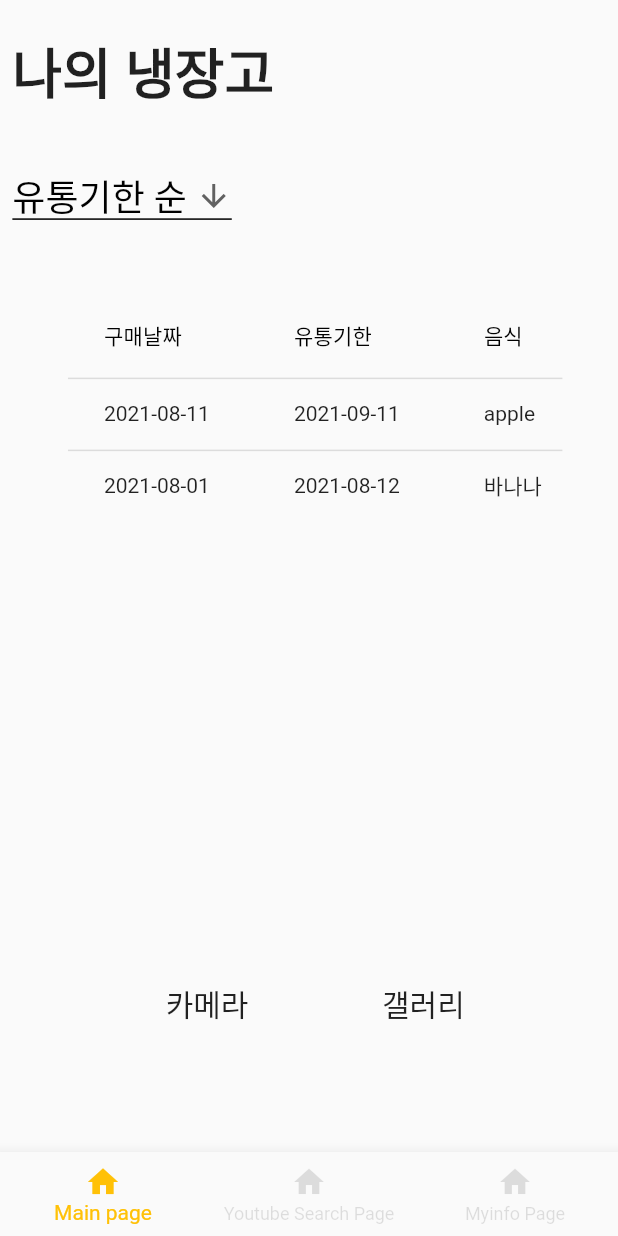
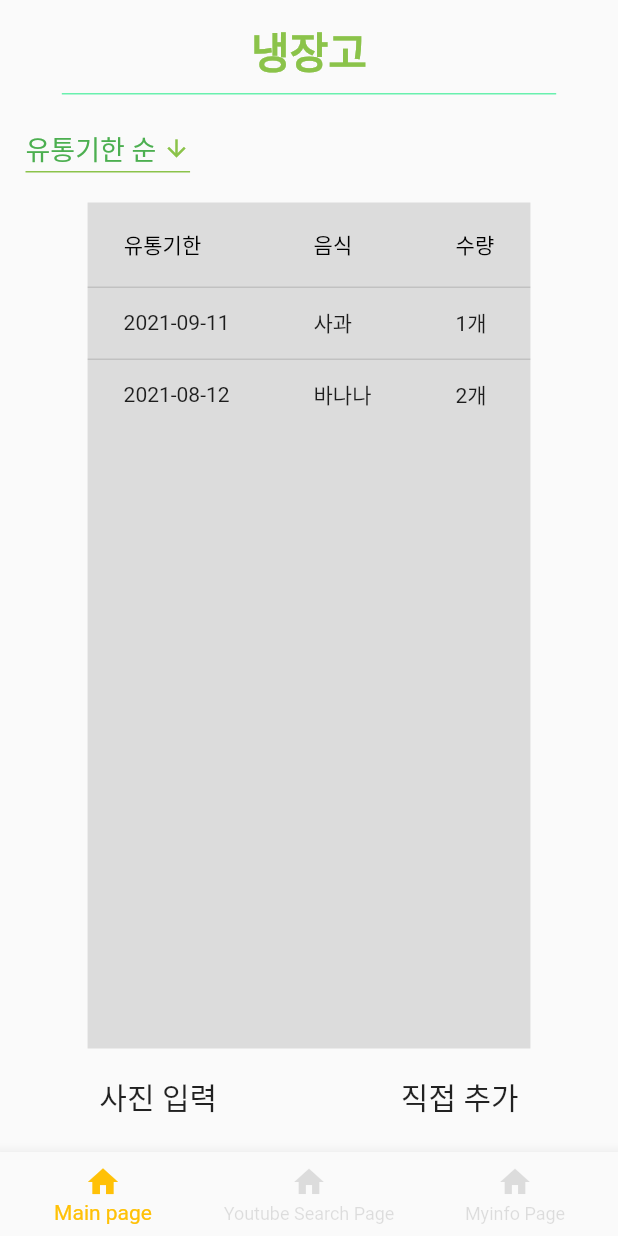
Before and after one commit to smartcow99/Refrigerator-application-incorporating-AI-computer-vision, a Flutter app: the screen it shows after launch, on a phone screen of 412 x 824 dp. Run offline on Flutter 3.47's test engine with Material 2 defaults, Android fonts, the phone set to English and light mode, and no system bars; our stand-ins replace image_picker, permission_handler, youtube_player_flutter.

Commit message:
디자인 수정, 직접 추가 기능 구현 중

```diff
--- a/lib/my_main.dart
+++ b/lib/my_main.dart
@@ -1,4 +1,5 @@
 import 'dart:io';
+import 'dart:math';
 
 import 'package:permission_handler/permission_handler.dart';
 import 'package:flutter/cupertino.dart';
@@ -27,6 +28,34 @@ class MyMain extends StatefulWidget {
   _MyMainState createState() => _MyMainState();
 }
 
+class Inside {
+  var expirationDate;
+  String product;
+  var productNum;
+
+  Inside({this.expirationDate, this.product, this.productNum});
+
+  static List<Inside> getInside() {
+    return <Inside>[
+      Inside(
+        expirationDate: DateTime.now(),
+        product: 'apple',
+        productNum: Random(5),
+      ),
+      Inside(
+        expirationDate: DateTime.now(),
+        product: 'banana',
+        productNum: Random(5),
+      ),
+      Inside(
+        expirationDate: DateTime.now(),
+        product: 'orange',
+        productNum: Random(5),
+      ),
+    ];
+  }
+}
+
 class _MyMainState extends State<MyMain> {
   late File _image;
   final picker = ImagePicker();
@@ -51,41 +80,48 @@ class _MyMainState extends State<MyMain> {
     return Container(
       height: _height,
       width: _width,
-      padding: EdgeInsets.only(left: _width * 0.02),
+      padding: EdgeInsets.all(5),
       child: Column(
-        // mainAxisAlignment: MainAxisAlignment.center,
+        mainAxisAlignment: MainAxisAlignment.spaceAround,
         // crossAxisAlignment: CrossAxisAlignment.center,
         children: [
-          Container(
-            height: _height * 0.025,
-          ),
-          Container(
-            alignment: Alignment.centerLeft,
+          Padding(
+            padding: const EdgeInsets.all(8.0),
+            child: Container(
               child: Text(
-              '나의 냉장고',
+                '냉장고',
                 style: TextStyle(
                   fontWeight: FontWeight.bold,
-                fontSize: 36,
+                  color: Colors.lightGreen,
+                  fontSize: 28,
+                ),
               ),
             ),
           ),
           Container(
-            height: _height * 0.04,
+            height: 1,
+            width: _width * 0.8,
+            color: Colors.greenAccent,
           ),
-          Container(
+          Padding(
+            padding: const EdgeInsets.all(12.0),
+            child: Container(
               alignment: Alignment.centerLeft,
               child: DropdownButton<String>(
                 value: _selectedValue,
-              iconSize: 24,
-              icon: const Icon(Icons.arrow_downward),
-              elevation: 16,
+                iconSize: 18,
+                icon: const Icon(
+                  Icons.arrow_downward,
+                  color: Colors.lightGreen,
+                ),
+                elevation: 8,
                 style: const TextStyle(
                   color: Colors.black,
-                fontSize: 24,
+                  fontSize: 18,
                 ),
                 underline: Container(
                   height: 1,
-                color: Colors.black,
+                  color: Colors.lightGreen,
                 ),
                 onChanged: (String? newValue) {
                   setState(() {
@@ -96,73 +132,150 @@ class _MyMainState extends State<MyMain> {
                   (value) {
                     return DropdownMenuItem(
                       value: value,
-                    child: Text(value),
+                      child: Text(
+                        value,
+                        style: TextStyle(
+                          fontSize: 18,
+                          color: Colors.green,
+                        ),
+                      ),
                     );
                   },
                 ).toList(),
               ),
             ),
-          Container(
-            height: _height * 0.05,
           ),
-          Container(
-            width: _width * 0.8,
-            height: _width * 0.8,
+          Expanded(
+            child: Container(
+              color: Colors.black12,
+              child: SingleChildScrollView(
+                scrollDirection: Axis.vertical,
+                child: SingleChildScrollView(
+                  scrollDirection: Axis.horizontal,
                   child: DataTable(
-
                     columns: [
-                DataColumn(label: Text('구매날짜')),
                       DataColumn(label: Text('유통기한')),
                       DataColumn(label: Text('음식')),
+                      DataColumn(label: Text('수량')),
                     ],
                     rows: [
                       DataRow(cells: [
-                  DataCell(Text('2021-08-11')),
                         DataCell(Text('2021-09-11')),
-                  DataCell(Text('apple')),
+                        DataCell(Text('사과')),
+                        DataCell(Text('1개')),
                       ]),
                       DataRow(cells: [
-                  DataCell(Text('2021-08-01')),
                         DataCell(Text('2021-08-12')),
                         DataCell(Text('바나나')),
+                        DataCell(Text('2개')),
                       ]),
                     ],
                   ),
                 ),
-          Container(
-            height: _height * 0.15,
+              ),
+            ),
           ),
           Row(
-            mainAxisAlignment: MainAxisAlignment.center,
+            mainAxisAlignment: MainAxisAlignment.spaceAround,
             children: [
-              Container(
-                width: _width * 0.35,
-                height: _height * 0.05,
+              Padding(
+                padding: const EdgeInsets.all(8.0),
+                child: Container(
                   // ignore: deprecated_member_use
                   child: FlatButton(
                     onPressed: () {
+                      showDialog(
+                        context: context,
+                        builder: (BuildContext context) {
+                          return AlertDialog(
+                            title: Text('카메라 or 갤러리'),
+                            content: SingleChildScrollView(
+                              child: ListBody(
+                                children: <Widget>[
+                                  Text('AI 사진 입력 방식'),
+                                  Text('카메라, 갤러리'),
+                                ],
+                              ),
+                            ),
+                            actions: <Widget>[
+                              // ignore: deprecated_member_use
+                              FlatButton(
+                                child: Text('카메라'),
+                                onPressed: () {
                                   getImage(ImageSource.camera);
                                 },
+                              ),
+                              // ignore: deprecated_member_use
+                              FlatButton(
+                                child: Text('갤러리'),
+                                onPressed: () {
+                                  getImage(ImageSource.gallery);
+                                },
+                              ),
+                            ],
+                          );
+                        },
+                      );
+                    },
                     child: Text(
-                    '카메라',
+                      '사진 입력',
                       style: TextStyle(
                         fontSize: 20,
                       ),
                     ),
                   ),
                 ),
-              Container(
-                width: _width * 0.35,
-                height: _height * 0.05,
+              ),
+              Padding(
+                padding: const EdgeInsets.all(8.0),
+                child: Container(
                   // ignore: deprecated_member_use
                   child: FlatButton(
                     onPressed: () {
-                    getImage(ImageSource.gallery);
+                      showDialog(
+                        context: context,
+                        builder: (BuildContext context) {
+                          return AlertDialog(
+                            title: Text('직접 추가'),
+                            content: SingleChildScrollView(
+                              child: ListBody(
+                                children: <Widget>[
+                                  TextField(
+                                    decoration: InputDecoration(
+                                      border: OutlineInputBorder(),
+                                      labelText: '제품명',
+                                    ),
+                                  ),
+                                  TextField(
+                                    decoration: InputDecoration(
+                                      border: OutlineInputBorder(),
+                                      labelText: '유통기한',
+                                    ),
+                                  ),
+                                ],
+                              ),
+                            ),
+                            actions: <Widget>[
+                              // ignore: deprecated_member_use
+                              FlatButton(
+                                child: Text('cancel'),
+                                onPressed: () {},
+                              ),
+                              // ignore: deprecated_member_use
+                              FlatButton(
+                                child: Text('ok'),
+                                onPressed: () {},
+                              ),
+                            ],
+                          );
+                        },
+                      );
                     },
                     child: Text(
-                    '갤러리',
+                      '직접 추가',
                       style: TextStyle(
                         fontSize: 20,
+                      ),
                     ),
                   ),
                 ),
```
Lines whose indentation alone changed are shown as unchanged.
